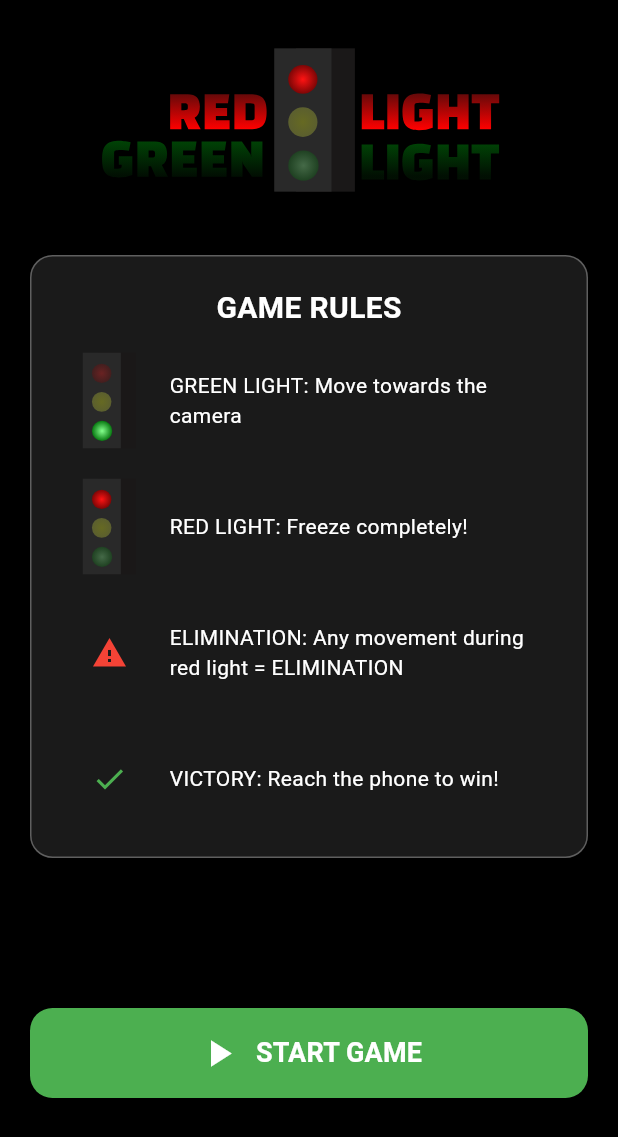
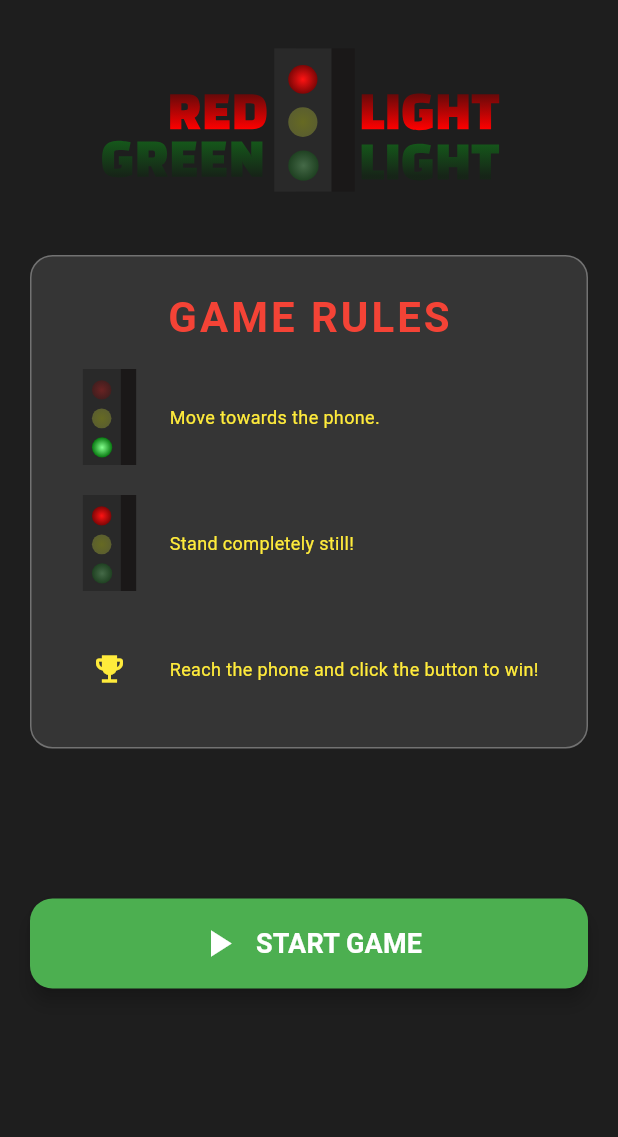
Before and after one commit to Luddestad/red_light_green_light, a Flutter app: the screen it shows after launch, on a phone screen of 412 x 824 dp. Shown: the top 1137 px of the screen. Run offline on Flutter 3.47's test engine with Material 3 defaults, Android fonts, the light colour scheme and no system bars; our stand-ins replace audioplayers, camera, flutter_svg, flutter_tts, google_fonts, permission_handler; missing offline and left inert: google_mlkit_pose_detection; Roboto replaces fonts that are missing (Black Han Sans).

Commit message:
revamped start screen

```diff
--- a/lib/features/game/screens/start_screen.dart
+++ b/lib/features/game/screens/start_screen.dart
@@ -1,5 +1,6 @@
 import 'package:flutter/material.dart';
 import 'package:flutter_svg/svg.dart';
+import 'package:google_fonts/google_fonts.dart';
 import 'game_screen.dart';
 import '../widgets/animated_traffic_light_logo.dart';
 import '../controllers/game_controller.dart';
@@ -38,7 +39,7 @@ class _StartScreenState extends State<StartScreen> {
   @override
   Widget build(BuildContext context) {
     return Scaffold(
-      backgroundColor: Colors.black,
+      backgroundColor: const Color(0xFF1E1E1E),
       body: Container(
         height: double.infinity,
         width: double.infinity,
@@ -68,10 +69,11 @@ class _StartScreenState extends State<StartScreen> {
                       children: [
                         Text(
                           'GAME RULES',
-                          style: TextStyle(
-                            color: Colors.white,
-                            fontSize: 20,
+                          style: GoogleFonts.getFont('Black Han Sans').copyWith(
+                            color: Colors.red,
+                            fontSize: 28,
                             fontWeight: FontWeight.bold,
+                            letterSpacing: 2,
                           ),
                         ),
                         SizedBox(height: 15),
@@ -81,7 +83,7 @@ class _StartScreenState extends State<StartScreen> {
                             height: 24,
                             width: 24,
                           ),
-                          text: 'GREEN LIGHT: Move towards the camera',
+                          text: 'Move towards the phone.',
                         ),
                         SizedBox(height: 20),
                         _RuleRow(
@@ -90,19 +92,16 @@ class _StartScreenState extends State<StartScreen> {
                             height: 24,
                             width: 24,
                           ),
-                          text: 'RED LIGHT: Freeze completely!',
-                        ),
-                        SizedBox(height: 20),
-
-                        _RuleRow(
-                          icon: Icon(Icons.warning, color: Colors.red),
-                          text:
-                              'ELIMINATION: Any movement during red light = ELIMINATION',
+                          text: 'Stand completely still!',
                         ),
                         SizedBox(height: 20),
                         _RuleRow(
-                          icon: Icon(Icons.check, color: Colors.green),
-                          text: 'VICTORY: Reach the phone to win!',
+                          icon: Icon(
+                            Icons.emoji_events,
+                            color: Colors.yellow,
+                            size: 24,
+                          ),
+                          text: 'Reach the phone and click the button to win!',
                         ),
                       ],
                     ),
@@ -110,7 +109,6 @@ class _StartScreenState extends State<StartScreen> {
 
                   const SizedBox(height: 100),
 
-                  // Start game button
                   SizedBox(
                     width: 375,
                     height: 60,
@@ -162,7 +160,9 @@ class _StartScreenState extends State<StartScreen> {
         Expanded(
           child: Text(
             text,
-            style: const TextStyle(color: Colors.white, fontSize: 14),
+            style: GoogleFonts.getFont(
+              'Black Han Sans',
+            ).copyWith(color: Colors.yellow, fontSize: 12),
           ),
         ),
       ],
--- a/pubspec.yaml
+++ b/pubspec.yaml
@@ -47,6 +47,7 @@ dependencies:
   permission_handler: ^11.2.0
   path_provider: ^2.1.2
   flutter_svg: ^2.0.10+1
+  google_fonts: ^6.2.1
 
 dev_dependencies:
   flutter_test:
```
Also changed, not shown: pubspec.lock.
